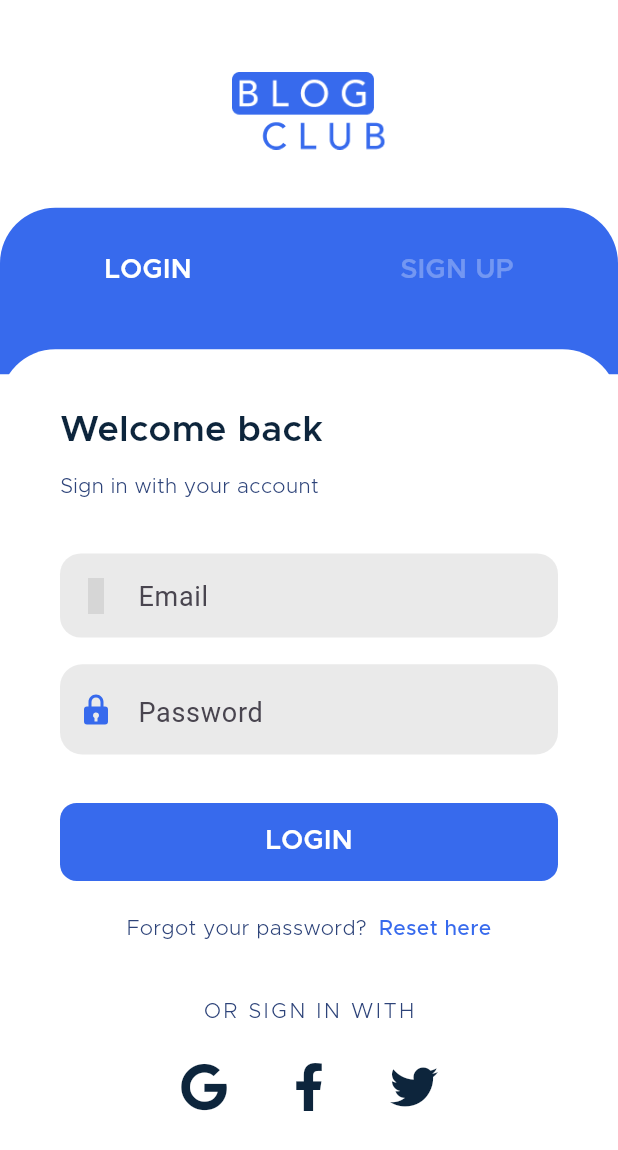
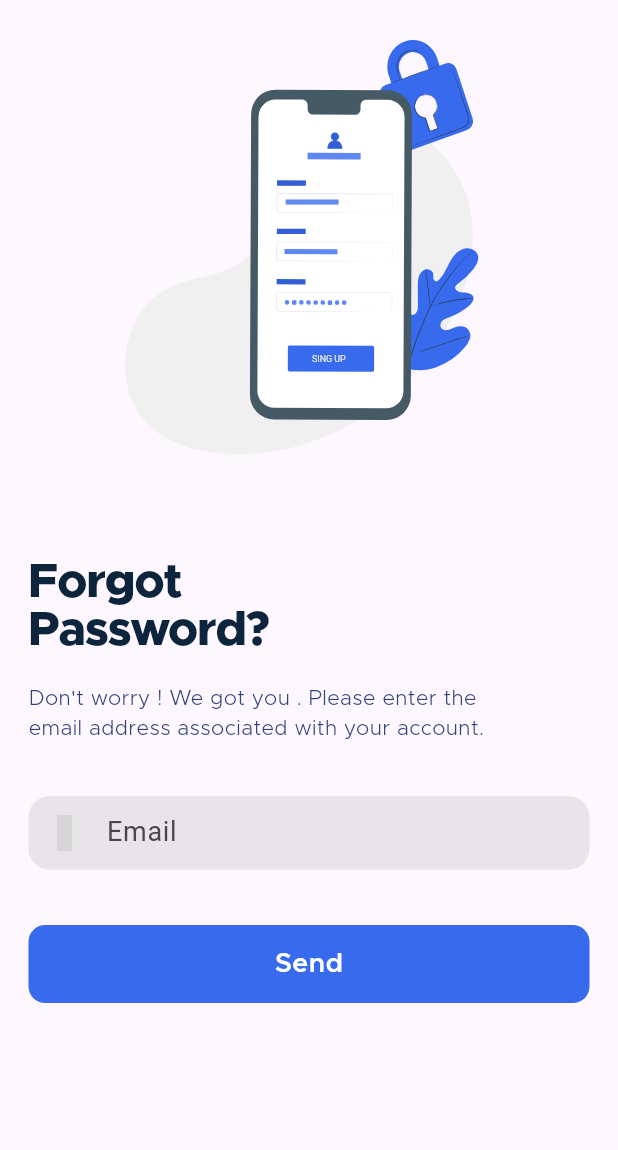
Before and after one commit to Saim22Ahmed/BlogPost-App, a Flutter app: the screen it shows after launch, on a phone screen of 412 x 824 dp. Shown: the top 1150 px of the screen. Run offline on Flutter 3.47's test engine with Material 2 defaults, Android fonts, the light colour scheme and no system bars; our stand-ins replace firebase_auth, firebase_core, flutter_screenutil, flutter_svg, fluttertoast, get and 2 more; accounts and stored records are empty; grey boxes are pictures that could not be loaded.

Commit message:
forgotpass-screen

```diff
--- a/lib/Firebase_services/Auth/Auth.dart
+++ b/lib/Firebase_services/Auth/Auth.dart
@@ -11,8 +11,6 @@ import 'package:get/get.dart';
 import '../../utils/myutils.dart';
 
 class AuthServices extends GetxController {
-  String? error_msg = '';
-
   FirebaseAuth _firebaseAuth = FirebaseAuth.instance;
 
   User? get currentUser => _firebaseAuth.currentUser;
@@ -21,6 +19,10 @@ class AuthServices extends GetxController {
 
   final signup_controller = Get.put(SignUpController());
   final login_controller = Get.put(LoginController());
+
+  String? error_msg = '';
+
+  RxBool isloading = false.obs;
 
   Future<void> SignIn(
       {required String email,
@@ -31,9 +33,14 @@ class AuthServices extends GetxController {
           email: email, password: password);
     } on FirebaseAuthException catch (e) {
       error_msg = e.message;
-      ScaffoldMessenger.of(context)
-          .showSnackBar(SnackBar(content: Text('$error_msg')));
+      if (e.code == 'user-not-found') {
+        Utils.CustomSnackBar(context, 'User Not Found', 'Please sign up.');
+      } else if (e.code == 'wrong-password') {
+        Utils.CustomSnackBar(
+            context, 'Incorrect Password', 'Please try again.');
+      }
     }
+    isloading.value = false;
   }
 
   Future<void> SignUp(
@@ -45,15 +52,20 @@ class AuthServices extends GetxController {
         await _firebaseAuth.createUserWithEmailAndPassword(
             email: email, password: password);
       } else {
-        Utils.CustomSnackBar(context, '$error_msg');
-        // ScaffoldMessenger.of(context)
-        //     .showSnackBar(SnackBar(content: Text('Password do not Match')));
+        Utils.CustomSnackBar(context, 'Password Do Not Match',
+            'Ensure that both the passwords are same');
       }
     } on FirebaseAuthException catch (e) {
       error_msg = e.message;
-      ScaffoldMessenger.of(context)
-          .showSnackBar(SnackBar(content: Text('$error_msg')));
+      if (e.code == 'email-already-in-use') {
+        Utils.CustomSnackBar(context, 'Email Already in Use',
+            'This email is already registered. Please log in or reset your password.');
+      } else if (e.code == 'invalid-email') {
+        Utils.CustomSnackBar(
+            context, 'Invalid Email', 'Please enter a valid email address.');
+      }
     }
+    isloading.value = false;
   }
 
   Future SignOut() async {
--- a/lib/components/Theme_button.dart
+++ b/lib/components/Theme_button.dart
@@ -10,12 +10,12 @@ class ThemeButton extends StatelessWidget {
     super.key,
     this.width = double.infinity,
     this.height = 52,
-    required this.text,
+    required this.child,
   });
 
   final double width;
   final double height;
-  final String text;
+  final dynamic child;
 
   @override
   Widget build(BuildContext context) {
@@ -25,10 +25,7 @@ class ThemeButton extends StatelessWidget {
       height: height,
       decoration: BoxDecoration(
           color: mytheme.blue, borderRadius: BorderRadius.circular(12.r)),
-      child: Text(
-        text,
-        style: MyTextStyles.BtnTextStyle(Colors.white),
-      ),
+      child: child,
     );
   }
 }
--- /dev/null
+++ b/lib/controller/Auth_Screen_Controller/Rese&ForgotPass_Controller.dart
@@ -0,0 +1,19 @@
+import 'package:flutter/material.dart';
+import 'package:get/get.dart';
+
+class Reset_Forgot_Pass_Controller extends GetxController {
+  // Forgot Password Field Controller
+  RxBool ontap = false.obs;
+  final email = TextEditingController();
+  Rx<FocusNode> emailfocus = FocusNode().obs;
+
+  UnFocusFields() {
+    emailfocus.value.unfocus();
+    ontap.value = false;
+  }
+
+  //Reset Password Fields Controllers
+
+  final password = TextEditingController();
+  final confirm_password = TextEditingController();
+}
--- a/lib/controller/Auth_Screen_Controller/auth_screen_controller.dart
+++ b/lib/controller/Auth_Screen_Controller/auth_screen_controller.dart
@@ -13,6 +13,7 @@ class AuthScreenController extends GetxController {
 class FieldController extends GetxController {
   Rx<FocusNode> emailfocus = FocusNode().obs;
   Rx<FocusNode> passwordfocus = FocusNode().obs;
+  Rx<FocusNode> confirm_passwordfocus = FocusNode().obs;
 
   // ObscureText
   RxBool isHidden = true.obs;
--- a/lib/controller/image_controller.dart
+++ b/lib/controller/image_controller.dart
@@ -14,4 +14,6 @@ class AppImages {
   static const Google_logo = AssetImage('assets/images/Google.png');
   static const fb_logo = AssetImage('assets/images/Facebook.png');
   static const twitter_logo = AssetImage('assets/images/Twitter.png');
+  static const forgot_pass = AssetImage('assets/images/forgot_pass.svg');
+  static const forgot_pass1 = AssetImage('assets/images/forgot_pass1.png');
 }
--- a/lib/main.dart
+++ b/lib/main.dart
@@ -1,5 +1,6 @@
 import 'package:blog_post_app/Firebase_services/Auth/main_auth_page.dart';
 import 'package:blog_post_app/screens/Auth_Screen/Auth_Screen.dart';
+import 'package:blog_post_app/screens/Auth_Screen/ForgotPassScreen.dart';
 import 'package:flutter/material.dart';
 import 'package:flutter_screenutil/flutter_screenutil.dart';
 import 'package:get/get.dart';
@@ -30,7 +31,7 @@ class MyApp extends StatelessWidget {
             fontFamily: 'Metropolis',
             useMaterial3: true,
           ),
-          home: MainAuthPage(),
+          home: ForgotPassScreen(),
         );
       },
     );
--- /dev/null
+++ b/lib/screens/Auth_Screen/ForgotPassScreen.dart
@@ -0,0 +1,151 @@
+import 'package:blog_post_app/components/Theme_button.dart';
+import 'package:blog_post_app/controller/image_controller.dart';
+import 'package:blog_post_app/utils/colors.dart';
+import 'package:blog_post_app/utils/styles.dart';
+import 'package:flutter/material.dart';
+import 'package:flutter_screenutil/flutter_screenutil.dart';
+import 'package:flutter_svg/svg.dart';
+import 'package:get/get.dart';
+import 'package:get/get_core/src/get_main.dart';
+import 'package:get/get_state_manager/src/rx_flutter/rx_obx_widget.dart';
+import 'package:google_fonts/google_fonts.dart';
+import 'package:icons_plus/icons_plus.dart';
+
+import '../../controller/Auth_Screen_Controller/Rese&ForgotPass_Controller.dart';
+
+class ForgotPassScreen extends StatelessWidget {
+  ForgotPassScreen({super.key});
+
+  final forgotpass_controller = Get.put(Reset_Forgot_Pass_Controller());
+  @override
+  Widget build(BuildContext context) {
+    return SafeArea(
+        child: Scaffold(
+      body: InkWell(
+        onTap: () {
+          forgotpass_controller.UnFocusFields();
+        },
+        child: Padding(
+          padding: EdgeInsets.symmetric(horizontal: 19.0.w, vertical: 10.0.h),
+          child: Column(
+            crossAxisAlignment: CrossAxisAlignment.start,
+            children: [
+              Container(
+                // color: Colors.grey,
+                // height: 200.h,
+                // width: 200.w,
+                child: SvgPicture.asset(
+                  'assets/images/forgot_pass.svg',
+                  fit: BoxFit.cover,
+                  height: 380.h,
+                  width: 380.w,
+                ),
+              ),
+              SizedBox(
+                height: 14.h,
+              ),
+              // Forgor Password Heading
+              ForgetPasswordHeading(),
+              SizedBox(
+                height: 20.h,
+              ),
+              // Sub Text
+              Container(
+                alignment: Alignment.center,
+                // color: Colors.yellow,
+                width: 330.w,
+                child: Text(
+                  'Don\'t worry ! We got you . Please enter the email address associated with your account.',
+                  style: MyTextStyles.SecondaryTextStyle(),
+                ),
+              ),
+              SizedBox(
+                height: 38.h,
+              ),
+              EmailField(),
+              SizedBox(
+                height: 30.h,
+              ),
+              ThemeButton(
+                  child: Text(
+                'Send',
+                style: MyTextStyles.BtnTextStyle(Colors.white),
+              ))
+            ],
+          ),
+        ),
+      ),
+    ));
+  }
+
+  Container ForgetPasswordHeading() {
+    return Container(
+        alignment: Alignment.center,
+        // color: Colors.red,
+        width: 165.w,
+        child: RichText(
+          text: TextSpan(
+            style: MyTextStyles.HeadingStyle().copyWith(
+              fontWeight: FontWeight.w800,
+              fontSize: 32.sp,
+              letterSpacing: -1,
+            ),
+            children: [
+              TextSpan(
+                text: 'Forgot',
+              ),
+              TextSpan(text: ' Password?'),
+            ],
+          ),
+        ));
+  }
+
+  EmailField() {
+    return Obx(
+      () => Container(
+        height: 63.h,
+        child: TextFormField(
+          onTap: () {
+            forgotpass_controller.ontap.value = true;
+          },
+          focusNode: forgotpass_controller.emailfocus.value,
+          controller: forgotpass_controller.email,
+          cursorColor: mytheme.blue,
+          style: TextStyle(
+            height: 1.0.h,
+            fontFamily: GoogleFonts.roboto().fontFamily,
+            fontSize: 18.sp,
+          ),
+          keyboardType: TextInputType.emailAddress,
+          onFieldSubmitted: (value) {
+            forgotpass_controller.ontap.value = false;
+          },
+          decoration: InputDecoration(
+              filled: true,
+              fillColor: Color.fromARGB(55, 158, 158, 158),
+              border: OutlineInputBorder(
+                borderSide: BorderSide.none,
+                borderRadius: BorderRadius.circular(15.r),
+              ),
+              focusedBorder: OutlineInputBorder(
+                borderSide: BorderSide(
+                  color: mytheme.blue,
+                  width: 1.w,
+                ),
+                borderRadius: BorderRadius.circular(15.r),
+              ),
+              hintText: 'Email',
+              hintStyle: TextStyle(
+                fontSize: 18.sp,
+              ),
+              prefixIcon: forgotpass_controller.ontap.value
+                  ? Icon(
+                      EvaIcons.email,
+                      color: mytheme.blue,
+                    )
+                  : Icon(EvaIcons.email, color: Colors.grey)),
+        ),
+      ),
+    );
+  }
+}
```
Also changed, not shown: lib/screens/Auth_Screen/Login_Panel.dart (+24 -6 lines), lib/screens/Auth_Screen/SignUp_Panel.dart (+22 -6 lines), lib/utils/myutils.dart (+37 -10 lines), assets/images/forgot_pass.svg (added), assets/images/forgot_pass1.png (added).
